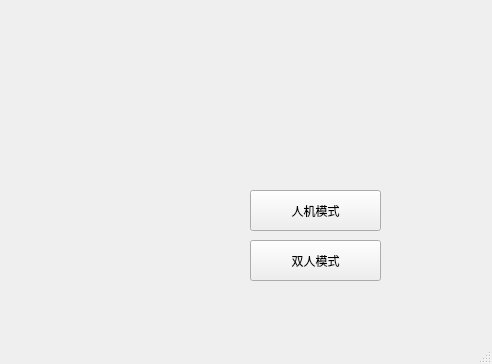
Qt form Start.ui (kwisatz-haderach2/2024C-Final-Project) before a commit.
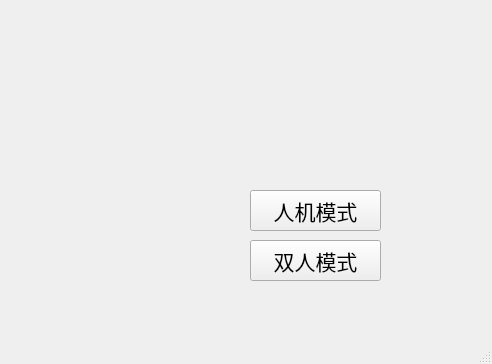
The same form after that commit. Icons and pictures are not drawn.

```diff
--- a/Start.ui
+++ b/Start.ui
@@ -23,6 +23,12 @@
       <height>41</height>
      </rect>
     </property>
+    <property name="font">
+     <font>
+      <family>楷体</family>
+      <pointsize>16</pointsize>
+     </font>
+    </property>
     <property name="text">
      <string>人机模式</string>
     </property>
@@ -36,6 +42,12 @@
       <height>41</height>
      </rect>
     </property>
+    <property name="font">
+     <font>
+      <family>楷体</family>
+      <pointsize>16</pointsize>
+     </font>
+    </property>
     <property name="text">
      <string>双人模式</string>
     </property>
```
